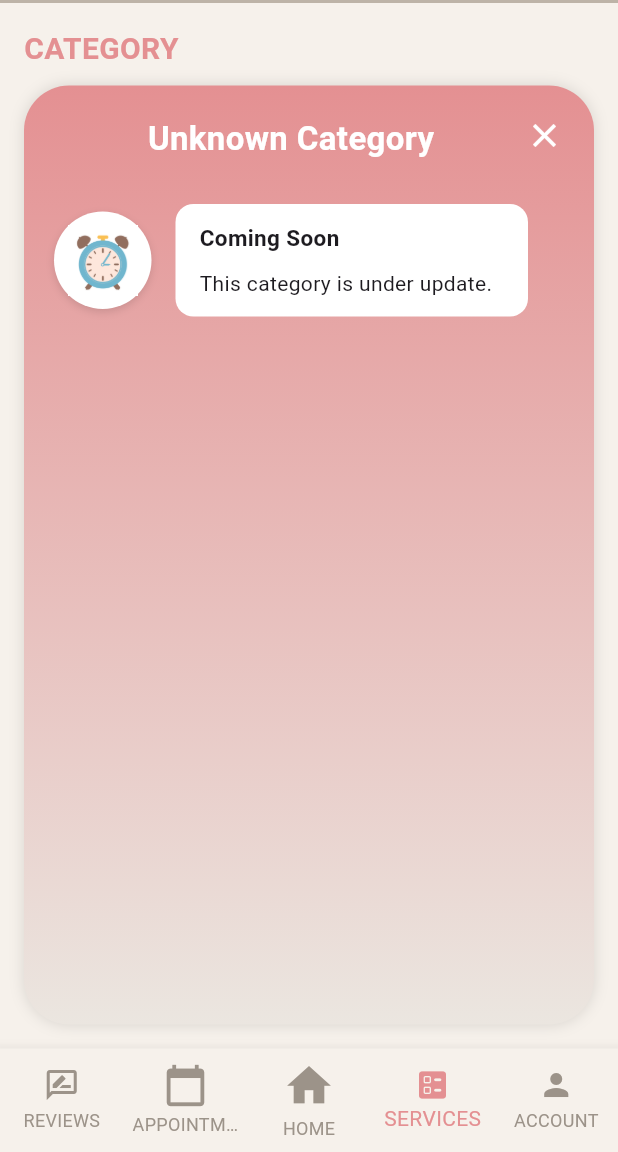
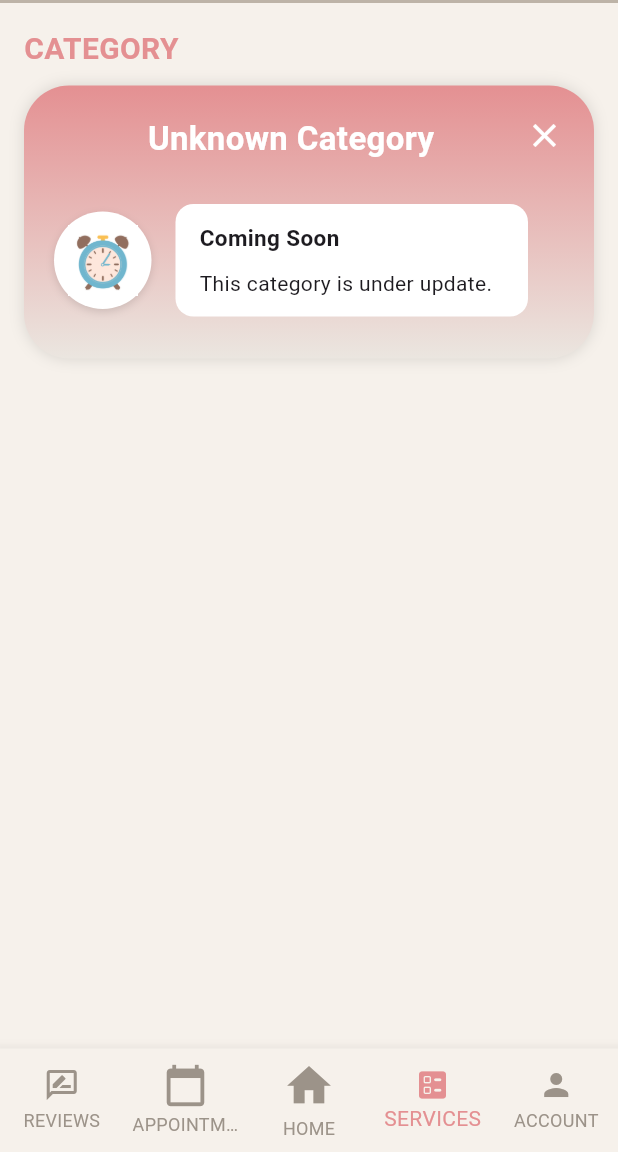
Before and after one commit to BabyEarn/Gadypadieclinic, a Flutter app: the ReadmoreCategoryPage screen opened by its route, on a phone screen of 412 x 824 dp, the part 84-1236 px from its top. Run offline on Flutter 3.47's test engine with Material 3 defaults, Android fonts, the light colour scheme and no system bars; our stand-ins replace cloud_firestore, firebase_auth, firebase_core, flutter_local_notifications, table_calendar, timezone and 1 more; accounts and stored records are empty.

Commit message:
Update details_category_page.dart

```diff
--- a/lib/page/appointment/details_category_page.dart
+++ b/lib/page/appointment/details_category_page.dart
@@ -25,17 +25,20 @@ class ReadmoreCategoryPage extends StatelessWidget {
       ),
       body: Padding(
         padding: EdgeInsets.all(16),
+        child: SingleChildScrollView(
           child: Column(
             crossAxisAlignment: CrossAxisAlignment.start,
             children: [
-            Text('CATEGORY',
+              Text(
+                'CATEGORY',
                 style: TextStyle(
                   fontSize: 20,
                   fontWeight: FontWeight.bold,
-                    color: Color(0xFFE49092))),
+                  color: Color(0xFFE49092),
+                ),
+              ),
               SizedBox(height: 10),
-            Expanded(
-              child: Container(
+              Container(
                 padding: EdgeInsets.all(20),
                 decoration: BoxDecoration(
                   gradient: LinearGradient(
@@ -53,15 +56,18 @@ class ReadmoreCategoryPage extends StatelessWidget {
                       child: Column(
                         crossAxisAlignment: CrossAxisAlignment.center,
                         children: [
-                          Text(category,
+                          Text(
+                            category,
                             style: TextStyle(
                               fontSize: 22,
                               fontWeight: FontWeight.bold,
-                                  color: Colors.white)),
+                              color: Colors.white,
+                            ),
+                          ),
                           SizedBox(height: 20),
                           ...details
                               .map((detail) => _buildItem(detail))
-                              .toList()
+                              .toList(),
                         ],
                       ),
                     ),
@@ -76,8 +82,9 @@ class ReadmoreCategoryPage extends StatelessWidget {
                   ],
                 ),
               ),
+              SizedBox(height: 24),
+            ],
           ),
-          ],
         ),
       ),
       bottomNavigationBar: BottomNavigationBar(
```
Lines whose indentation alone changed are shown as unchanged.
